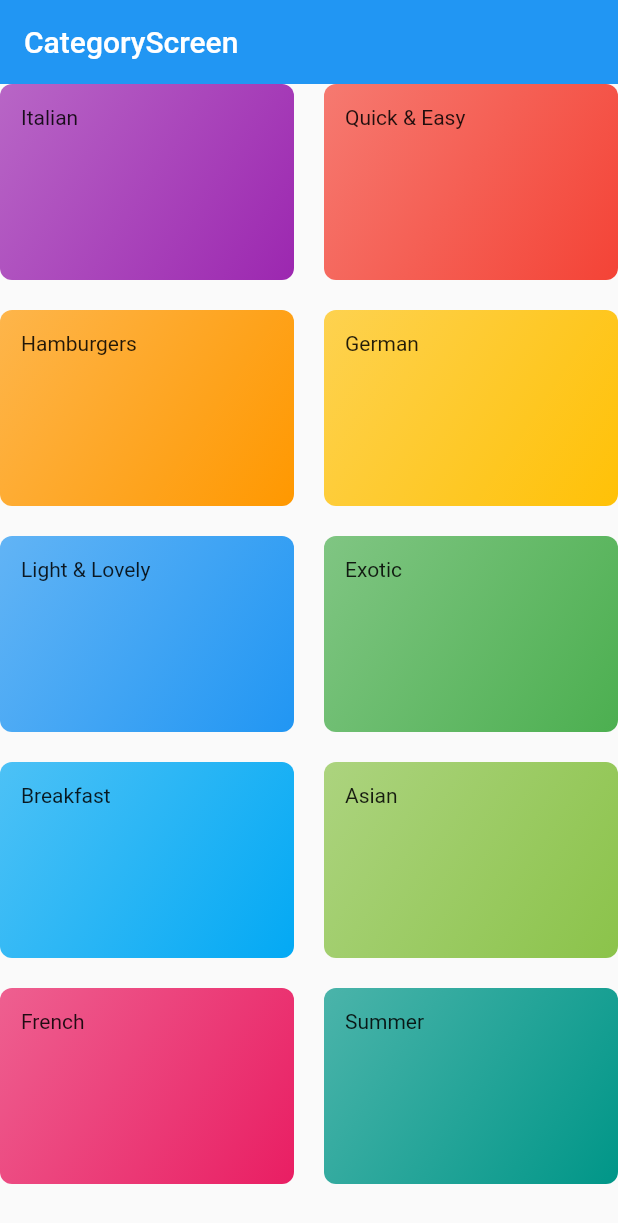
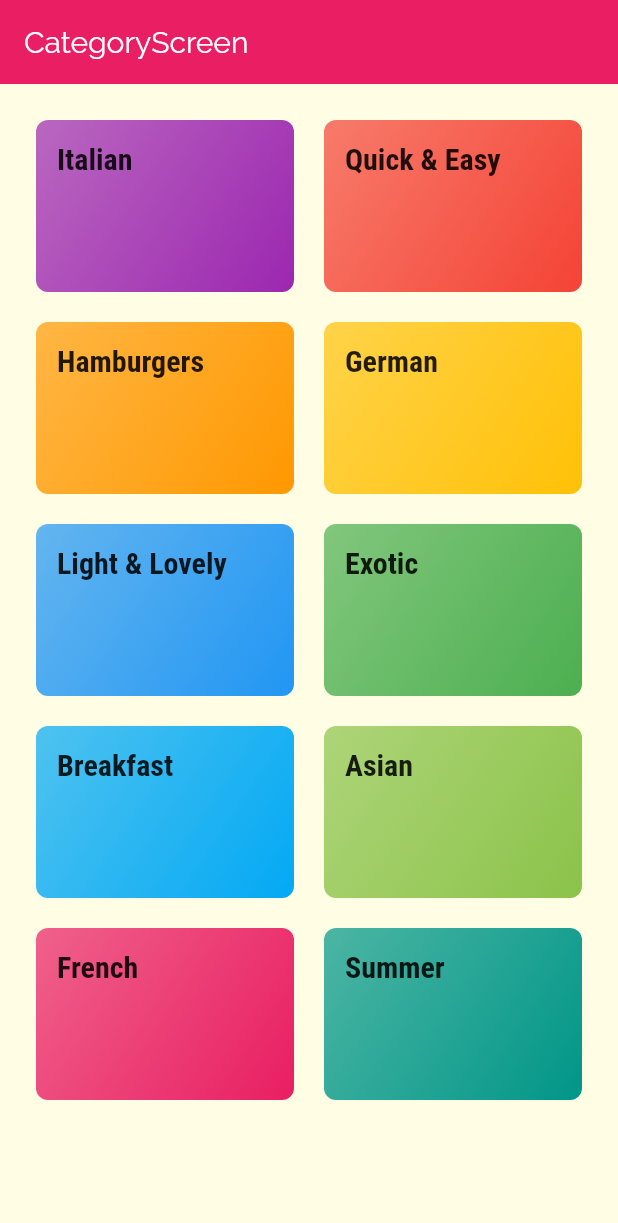
Before and after one commit to thought7878/udemy_meals_app, a Flutter app: the screen it shows after launch, on a phone screen of 412 x 824 dp. Shown: the top 1223 px of the screen. Run offline on Flutter 3.47's test engine with Material 2 defaults, Android fonts, the phone set to English and light mode, and no system bars.

Commit message:
157. Styling & Theming

```diff
--- a/lib/main.dart
+++ b/lib/main.dart
@@ -12,6 +12,26 @@ class MyApp extends StatelessWidget {
     return MaterialApp(
       title: 'Meals App',
       home: CategoryScreen(),
+      theme: ThemeData(
+        primarySwatch: Colors.pink,
+        // primaryColor: Colors.green,
+        accentColor: Colors.amber,
+        canvasColor: Color.fromRGBO(255, 254, 229, 1),
+        fontFamily: 'Raleway',
+        textTheme: ThemeData.light().textTheme.copyWith(
+              body1: TextStyle(
+                color: Color.fromRGBO(20, 51, 51, 1),
+              ),
+              body2: TextStyle(
+                color: Color.fromRGBO(20, 51, 51, 1),
+              ),
+              title: TextStyle(
+                fontSize: 20,
+                fontFamily: 'RobotoCondensed',
+                fontWeight: FontWeight.bold,
+              ),
+            ),
+      ),
     );
   }
 }
--- a/lib/screens/category_item.dart
+++ b/lib/screens/category_item.dart
@@ -9,7 +9,10 @@ class CategoryItem extends StatelessWidget {
   @override
   Widget build(BuildContext context) {
     return Container(
-      child: Text(title),
+      child: Text(
+        title,
+        style: Theme.of(context).textTheme.title,
+      ),
       padding: const EdgeInsets.all(14),
       decoration: BoxDecoration(
         gradient: LinearGradient(
@@ -20,7 +23,7 @@ class CategoryItem extends StatelessWidget {
           begin: Alignment.topLeft,
           end: Alignment.bottomRight,
         ),
-        borderRadius:  BorderRadius.circular(8),
+        borderRadius: BorderRadius.circular(8),
       ),
     );
   }
--- a/lib/screens/category_screen.dart
+++ b/lib/screens/category_screen.dart
@@ -12,6 +12,7 @@ class CategoryScreen extends StatelessWidget {
         elevation: 0.0,
       ),
       body: GridView(
+        padding: EdgeInsets.all(24),
         children: DUMMY_CATEGORIES.map((ctg) {
           return CategoryItem(ctg.title, ctg.color);
         }).toList(),
```
Also changed, not shown: pubspec.yaml (+18 -13 lines), assets/fonts/Raleway-Black.ttf (added), assets/fonts/Raleway-Bold.ttf (added), assets/fonts/Raleway-Regular.ttf (added), assets/fonts/RobotoCondensed-Bold.ttf (added), assets/fonts/RobotoCondensed-Italic.ttf (added), assets/fonts/RobotoCondensed-Light.ttf (added), assets/fonts/RobotoCondensed-Regular.ttf (added).
